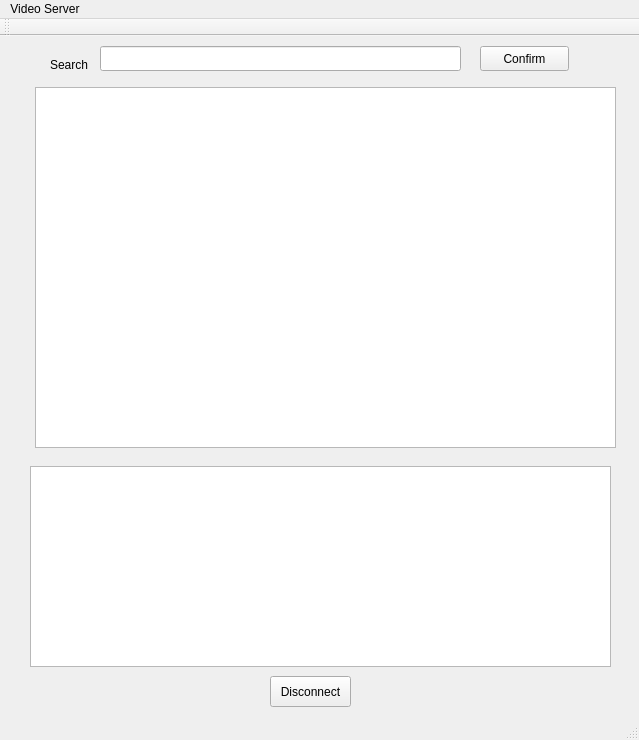
The window that TASK-2/Client/src/mainwindow.ui (SerCharles/RTPClientServer) describes before a commit, drawn with Qt 5.
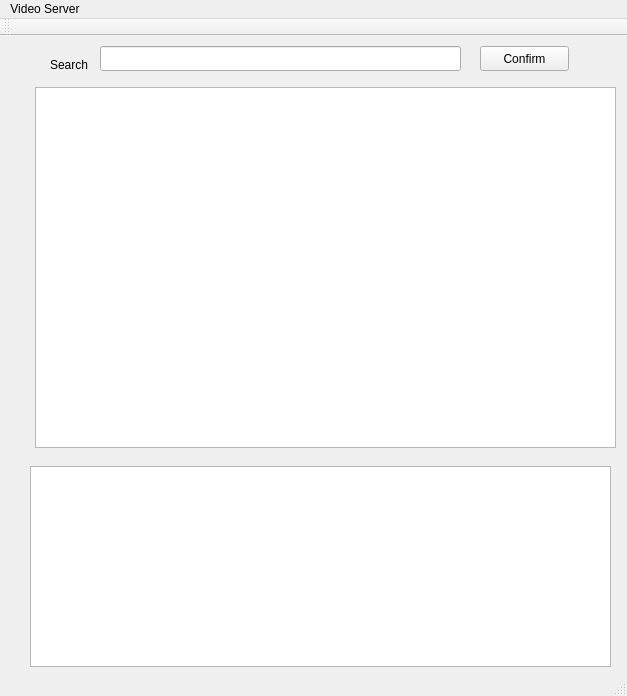
The same window after the commit.

What changed in the file:
```diff
--- a/TASK-2/Client/src/mainwindow.ui
+++ b/TASK-2/Client/src/mainwindow.ui
@@ -6,8 +6,8 @@
    <rect>
     <x>0</x>
     <y>0</y>
-    <width>639</width>
-    <height>740</height>
+    <width>627</width>
+    <height>696</height>
    </rect>
   </property>
   <property name="windowTitle">
@@ -73,26 +73,13 @@
      <string>Search</string>
     </property>
    </widget>
-   <widget class="QPushButton" name="DisconnectButton">
-    <property name="geometry">
-     <rect>
-      <x>270</x>
-      <y>640</y>
-      <width>81</width>
-      <height>31</height>
-     </rect>
-    </property>
-    <property name="text">
-     <string>Disconnect</string>
-    </property>
-   </widget>
   </widget>
   <widget class="QMenuBar" name="menuBar">
    <property name="geometry">
     <rect>
      <x>0</x>
      <y>0</y>
-     <width>639</width>
+     <width>627</width>
      <height>31</height>
     </rect>
    </property>
```
